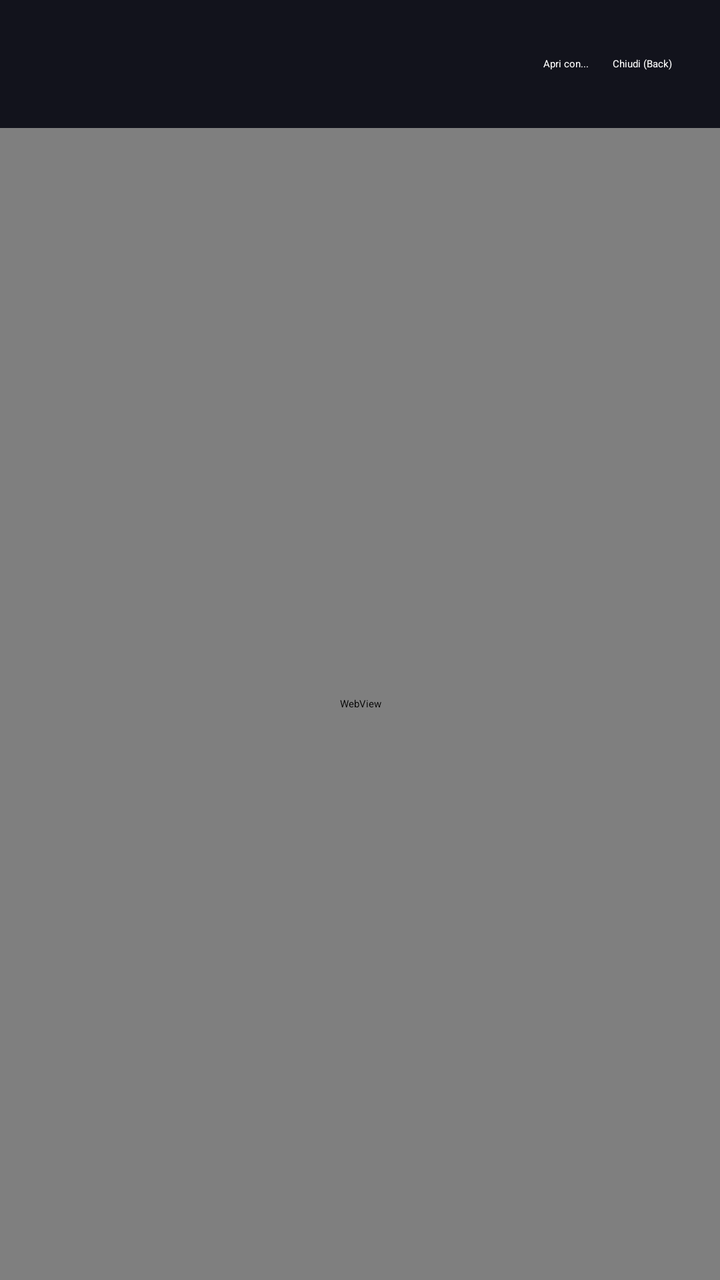
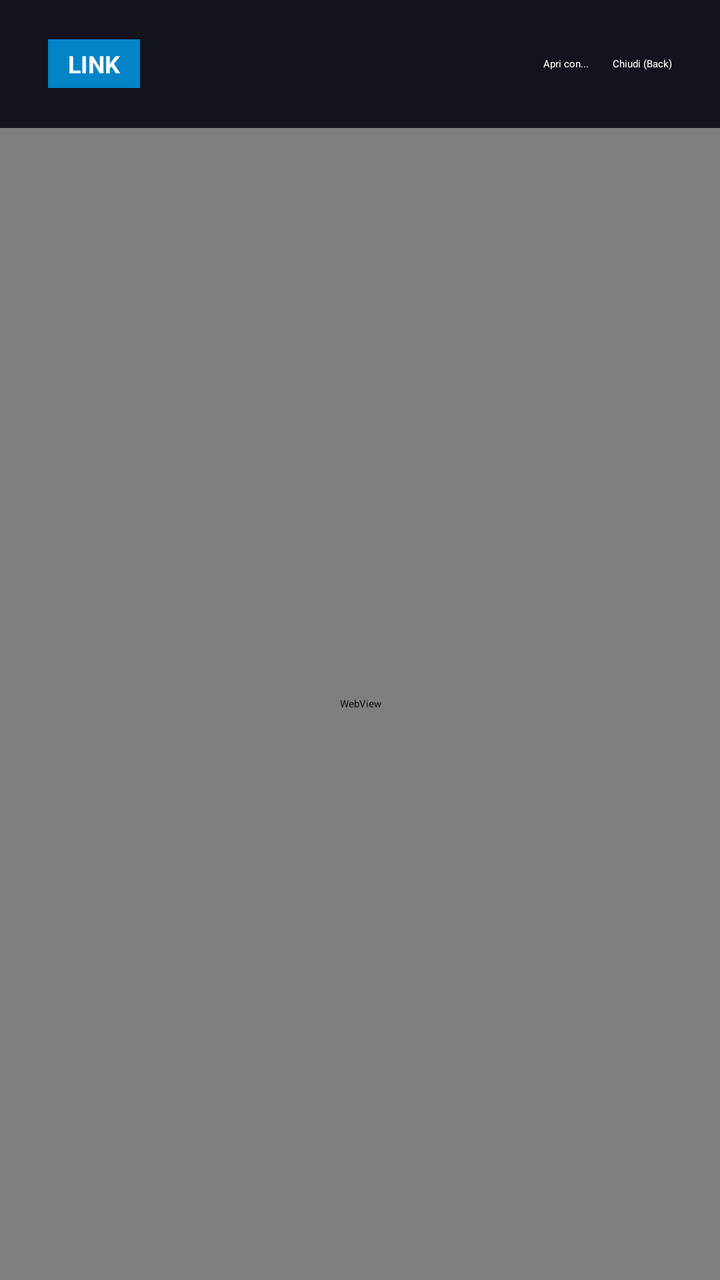

An Android layout rendered at two revisions. The XML below is the earlier revision; the diff shows what the commit changed to produce the second picture.
<!-- AndroidManifest.xml: application theme Theme.TwoTV.TV -->
<!-- res/layout/dialog_web_preview.xml -->
<?xml version="1.0" encoding="utf-8"?>
<RelativeLayout xmlns:android="http://schemas.android.com/apk/res/android"
    android:layout_width="match_parent"
    android:layout_height="match_parent"
    android:background="#09090E">

    
    <LinearLayout
        android:id="@+id/webHeaderBar"
        android:layout_width="match_parent"
        android:layout_height="64dp"
        android:layout_alignParentTop="true"
        android:background="#12131C"
        android:gravity="center_vertical"
        android:orientation="horizontal"
        android:paddingHorizontal="24dp">

        <TextView
            android:id="@+id/webTitleText"
            android:layout_width="0dp"
            android:layout_height="wrap_content"
            android:layout_weight="1"
            android:textColor="#FFFFFF"
            android:textSize="20sp"
            android:textStyle="bold" />

        <Button
            android:id="@+id/btnOpenWithWeb"
            android:layout_width="wrap_content"
            android:layout_height="wrap_content"
            android:layout_marginEnd="12dp"
            android:backgroundTint="#0284C7"
            android:focusable="true"
            android:text="Apri con..."
            android:textColor="#FFFFFF" />

        <Button
            android:id="@+id/btnCloseWeb"
            android:layout_width="wrap_content"
            android:layout_height="wrap_content"
            android:backgroundTint="#EF4444"
            android:focusable="true"
            android:text="Chiudi (Back)"
            android:textColor="#FFFFFF" />

    </LinearLayout>

    <WebView
        android:id="@+id/previewWebView"
        android:layout_width="match_parent"
        android:layout_height="match_parent"
        android:layout_below="@id/webHeaderBar"
        android:focusable="true"
        android:focusableInTouchMode="true" />

</RelativeLayout>
<!-- resources referenced by this layout -->
<resources>
  <style name="Theme.TwoTV.TV" parent="Theme.Leanback">
          <item name="android:windowNoTitle">true</item>
          <item name="android:windowActionBar">false</item>
          <item name="android:windowFullscreen">true</item>
          <item name="android:windowBackground">#09090E</item>
          <item name="android:colorBackground">#09090E</item>
      </style>
</resources>

<!-- the commit's change to res/layout/dialog_web_preview.xml (unified diff, before → after) -->
@@ -14,6 +14,19 @@
         android:gravity="center_vertical"
         android:orientation="horizontal"
         android:paddingHorizontal="24dp">
+
+        <TextView
+            android:id="@+id/webTypeBadge"
+            android:layout_width="wrap_content"
+            android:layout_height="wrap_content"
+            android:layout_marginEnd="12dp"
+            android:background="#0284C7"
+            android:paddingHorizontal="10dp"
+            android:paddingVertical="4dp"
+            android:text="LINK"
+            android:textColor="#FFFFFF"
+            android:textSize="12sp"
+            android:textStyle="bold" />
 
         <TextView
             android:id="@+id/webTitleText"
